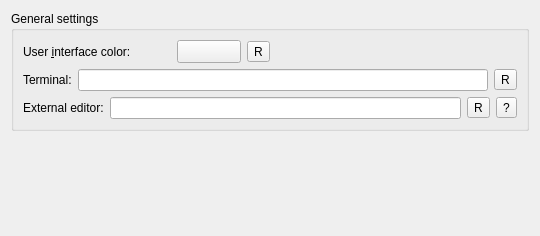
Above: src/plugins/coreplugin/generalsettings.ui from qt-creator/qt-creator before the change. Below: the same form after it.
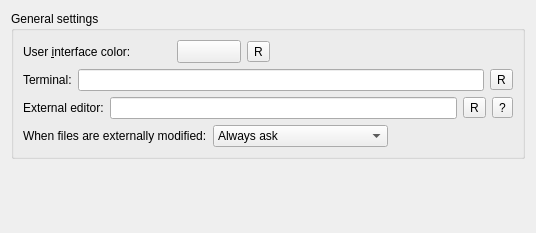
That is the form after the change. Icons and pictures are not drawn. Custom widgets are drawn as their Qt base class.

Commit message:
Add option to select behavior on externally changed files.
Merge-request: 840

Patch:
```diff
--- a/src/plugins/coreplugin/generalsettings.ui
+++ b/src/plugins/coreplugin/generalsettings.ui
@@ -6,8 +6,8 @@
    <rect>
     <x>0</x>
     <y>0</y>
-    <width>540</width>
-    <height>236</height>
+    <width>536</width>
+    <height>233</height>
    </rect>
   </property>
   <layout class="QVBoxLayout" name="verticalLayout_2">
@@ -156,6 +156,58 @@
         </item>
        </layout>
       </item>
+      <item>
+       <layout class="QHBoxLayout" name="horizontalLayout_2">
+        <item>
+         <widget class="QLabel" name="label_2">
+          <property name="text">
+           <string>When files are externally modified:</string>
+          </property>
+         </widget>
+        </item>
+        <item>
+         <widget class="QComboBox" name="reloadBehavior">
+          <property name="sizePolicy">
+           <sizepolicy hsizetype="MinimumExpanding" vsizetype="Fixed">
+            <horstretch>0</horstretch>
+            <verstretch>0</verstretch>
+           </sizepolicy>
+          </property>
+          <property name="currentIndex">
+           <number>0</number>
+          </property>
+          <item>
+           <property name="text">
+            <string>Always ask</string>
+           </property>
+          </item>
+          <item>
+           <property name="text">
+            <string>Reload all unmodified files</string>
+           </property>
+          </item>
+          <item>
+           <property name="text">
+            <string>Ignore modifications</string>
+           </property>
+          </item>
+         </widget>
+        </item>
+        <item>
+         <spacer name="horizontalSpacer_3">
+          <property name="orientation">
+           <enum>Qt::Horizontal</enum>
+          </property>
+          <property name="sizeHint" stdset="0">
+           <size>
+            <width>40</width>
+            <height>20</height>
+           </size>
+          </property>
+         </spacer>
+        </item>
+       </layout>
+      </item>
      </layout>
     </widget>
    </item>
```
Left out of the diff: 2 changed lines with no effect on the pictures. The commit also changes 12 other files.
